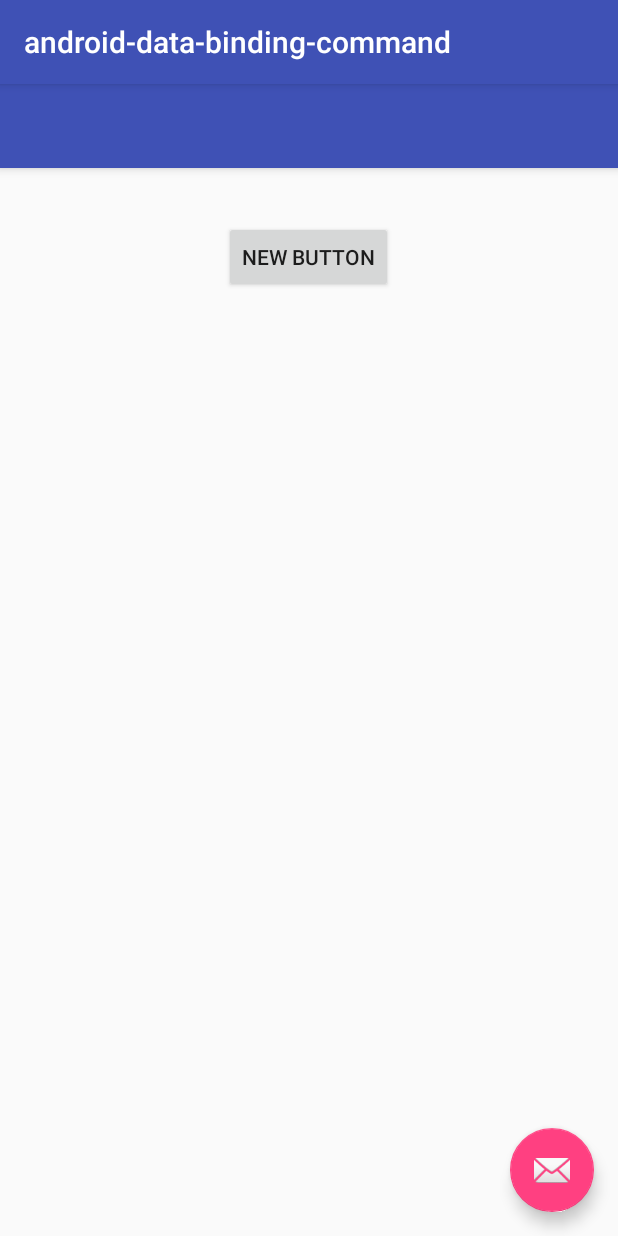
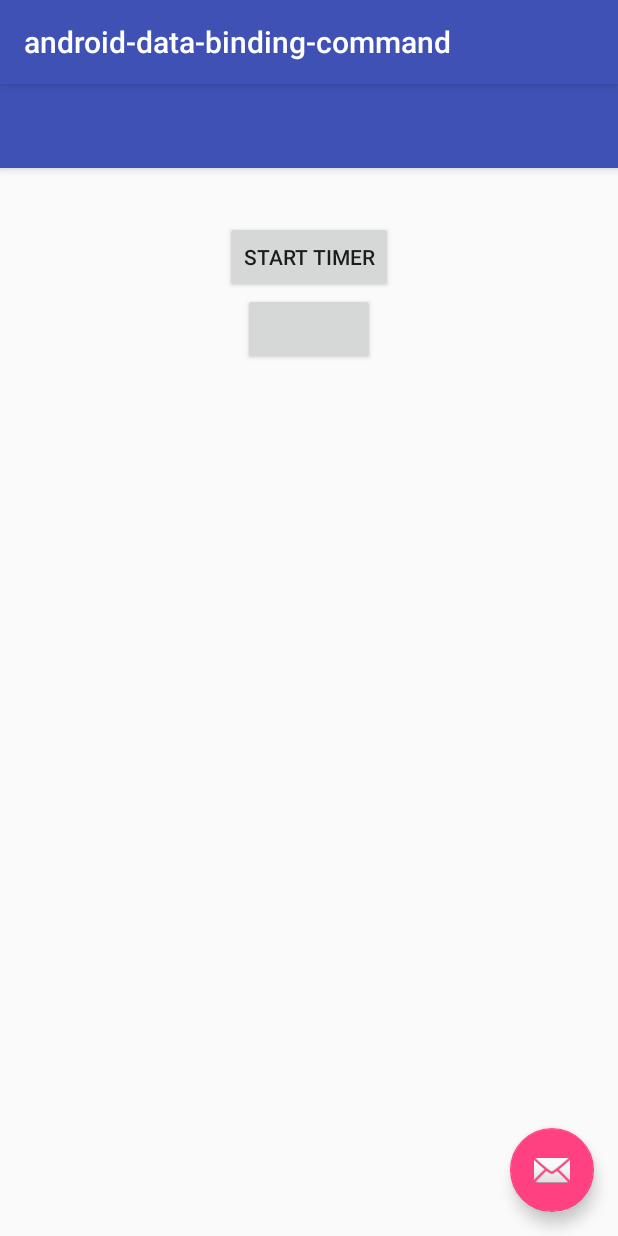
Before and after one commit to radzio/android-data-binding-command, an Android app: the MainActivity screen opened directly, with no data from a screen before it, on a phone screen of 412 x 824 dp. Run offline under Robolectric (Android 15) with nearby library versions, the phone set to English and light mode, and no system bars; our stand-ins replace data binding; libraries missing offline, so code that uses them is left out: rx.functions, rx.schedulers; 10 statements that could not run were skipped.

Commit message:
Refactored Command & ICommand  * renaming  * added more examples to MainActivityViewModel

```diff
--- a/command/src/main/java/net/droidlabs/binding/command/Command.java
+++ b/command/src/main/java/net/droidlabs/binding/command/Command.java
@@ -1,39 +1,41 @@
 package net.droidlabs.binding.command;
 
-import android.databinding.ObservableBoolean;
+import android.databinding.BaseObservable;
 
-public abstract class Command implements ICommand
+public abstract class Command extends BaseObservable implements ICommand
 {
-    private final ObservableBoolean enabled;
-    private final ObservableBoolean inProgress;
+    private boolean isEnabled;
+    private boolean isRefreshing;
 
     public Command()
     {
-        this.enabled = new ObservableBoolean(true);
-        this.inProgress = new ObservableBoolean(false);
+        this.isEnabled = true;
+        this.isRefreshing = false;
     }
 
     @Override
-    public ObservableBoolean canExecute()
+    public boolean isEnabled()
     {
-        return this.enabled;
+        return this.isEnabled;
     }
 
     @Override
-    public void canExecute(boolean enabled)
+    public void isEnabled(boolean isEnabled)
     {
-        this.enabled.set(enabled);
+        this.isEnabled = isEnabled;
+        notifyPropertyChanged(net.droidlabs.binding.command.BR.enabled);
     }
 
     @Override
-    public void isRefreshing(boolean inProgress)
+    public void isRefreshing(boolean isRefreshing)
     {
-        this.inProgress.set(inProgress);
+        this.isRefreshing = isRefreshing;
+        notifyPropertyChanged(net.droidlabs.binding.command.BR.refreshing);
     }
 
     @Override
-    public ObservableBoolean isRefreshing()
+    public boolean isRefreshing()
     {
-        return this.inProgress;
+        return this.isRefreshing;
     }
 }
--- a/command/src/main/java/net/droidlabs/binding/command/ICommand.java
+++ b/command/src/main/java/net/droidlabs/binding/command/ICommand.java
@@ -1,16 +1,19 @@
 package net.droidlabs.binding.command;
 
-import android.databinding.ObservableBoolean;
+import android.databinding.Bindable;
+import android.databinding.Observable;
 
-public interface ICommand
+public interface ICommand extends Observable
 {
-    ObservableBoolean canExecute();
+    @Bindable
+    boolean isEnabled();
 
-    void canExecute(boolean enabled);
+    void isEnabled(boolean isEnabled);
 
-    void isRefreshing(boolean inProgress);
+    @Bindable
+    boolean isRefreshing();
 
-    ObservableBoolean isRefreshing();
+    void isRefreshing(boolean isRefreshing);
 
     void execute();
 }
--- a/sample/src/main/java/net/droidlabs/binding/commandsample/viewmodel/MainActivityViewModel.java
+++ b/sample/src/main/java/net/droidlabs/binding/commandsample/viewmodel/MainActivityViewModel.java
@@ -20,6 +20,15 @@ public class MainActivityViewModel
         public void execute()
         {
             MainActivityViewModel.this.view.showMessage("Hello from Command!");
+        }
+    };
+
+    public ICommand enableButtonCommand = new Command()
+    {
+        @Override
+        public void execute()
+        {
+            buttonCommand.isEnabled(!buttonCommand.isEnabled());
         }
     };
 
@@ -55,8 +64,8 @@ public class MainActivityViewModel
     public MainActivityViewModel(IMainView view)
     {
         this.view = view;
+        this.buttonCommand.isEnabled(false);
     }
-
 
     private Observable<Integer> longOperation()
     {
--- a/sample/src/main/res/layout/content_main.xml
+++ b/sample/src/main/res/layout/content_main.xml
@@ -33,18 +33,28 @@
             android:layout_alignParentStart="true"
             android:layout_alignParentRight="true"
             android:layout_alignParentEnd="true"
-            bind:text="@{viewModel.timer}"
+            android:text="@{viewModel.timer}"
             />
 
         <Button
             android:layout_width="wrap_content"
             android:layout_height="wrap_content"
-            android:text="New Button"
+            android:text="Start Timer"
             android:id="@+id/button"
             android:layout_below="@+id/editText"
             android:layout_centerHorizontal="true"
             bind:command="@{viewModel.buttonCommand}"
-            android:enabled="@{viewModel.buttonCommand.isRefreshing().get() == false}"
+            android:enabled="@{viewModel.buttonCommand.refreshing == false &amp;&amp; viewModel.buttonCommand.enabled}"
             />
+
+        <Button
+            android:layout_width="wrap_content"
+            android:layout_height="wrap_content"
+            android:id="@+id/button2"
+            android:layout_below="@+id/button"
+            bind:command="@{viewModel.enableButtonCommand}"
+            android:text="@{viewModel.buttonCommand.enabled ? `Disable Timer` : `Enable Timer`}"
+            android:enabled="@{viewModel.buttonCommand.refreshing == false}"
+            android:layout_centerHorizontal="true"/>
     </RelativeLayout>
 </layout>
```
